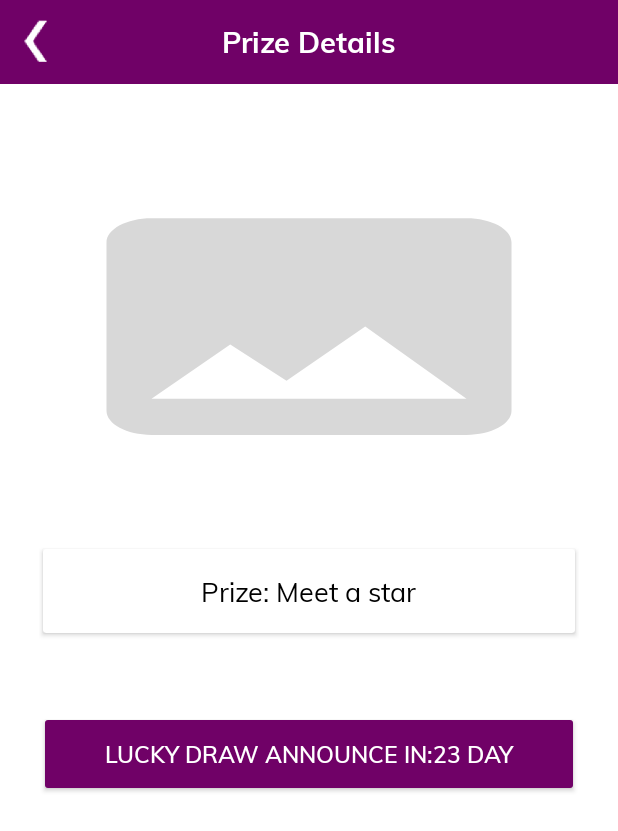
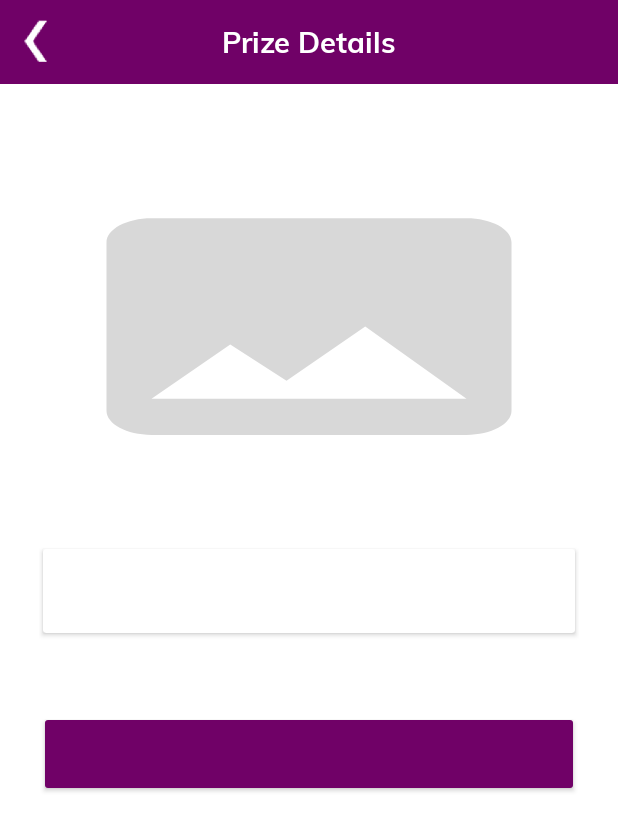
Before and after one commit to navjotrana28/bezatRetailer, an Android app: the fragment PrizeDetails shown on its own in the app's theme, on a phone screen of 412 x 824 dp. Shown: the top 831 px of the screen. Run offline under Robolectric (Android 15) with nearby library versions, the phone set to English and light mode, and no system bars; our stand-ins replace Picasso, Volley, sdp/ssp sizes; network calls fail; pictures from the network do not load; 2 statements that could not run were skipped.

Commit message:
prizes bug fix

```diff
--- a/app/src/main/java/com/bezatretailer/bezat/fragments/PrizeDetails.java
+++ b/app/src/main/java/com/bezatretailer/bezat/fragments/PrizeDetails.java
@@ -134,7 +134,7 @@ public class PrizeDetails extends Fragment {
                                     int temp = Integer.parseInt(difDate) - 1;
                                     draw = "RAFFLE DRAW IN " + temp + " DAYS";
                                 } else if (Integer.parseInt(difDate) < 0) {
-                                    draw = "RAFFLE DRAW " + Math.abs(Integer.parseInt(difDate)) + " DAYS BEFORE";
+                                    draw = "RAFFLE HELD " + Math.abs(Integer.parseInt(difDate)) + " DAYS BEFORE";
                                 } else if (Integer.parseInt(difDate) == 0) {
                                     draw = "RAFFLE DRAW ANNOUNCE TODAY";
                                 } else if (Integer.parseInt(difDate) == 1) {
--- a/app/src/main/res/layout/fragment_prize_details.xml
+++ b/app/src/main/res/layout/fragment_prize_details.xml
@@ -81,8 +81,7 @@
                     android:layout_height="wrap_content"
                     android:layout_gravity="center"
                     android:textColor="@color/black"
-                    android:textSize="@dimen/_14sdp"
-                    android:text="Prize: Meet a star"/>
+                    android:textSize="@dimen/_14sdp"/>
         </androidx.cardview.widget.CardView>
 
 
@@ -93,8 +92,7 @@
                 android:backgroundTint="@color/colorPrimary"
                 android:textColor="@color/white"
                 android:textSize="@dimen/_12sdp"
-                android:fontFamily="@font/muli_semibold"
-                android:text="lucky draw announce in:23 Day"/>
+                android:fontFamily="@font/muli_semibold"/>
 
 
     </LinearLayout>
```
